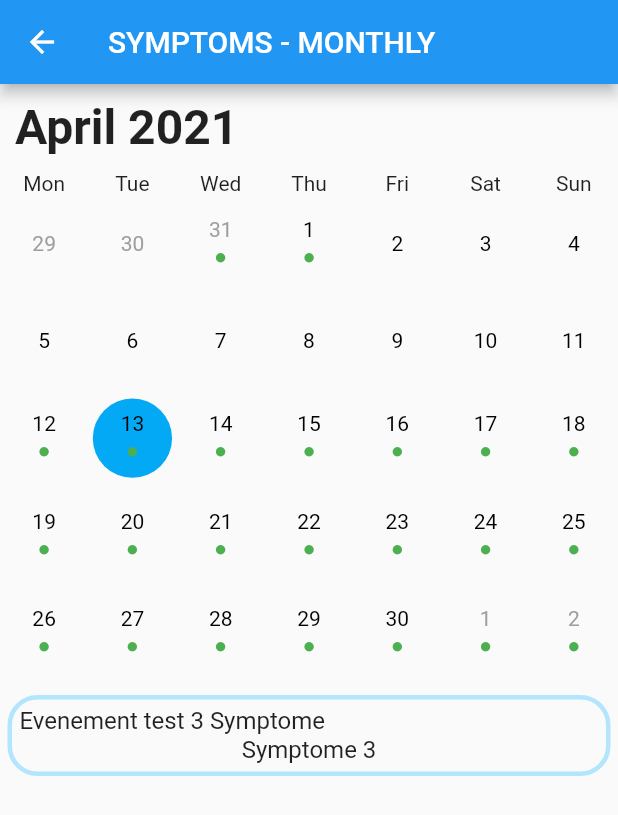
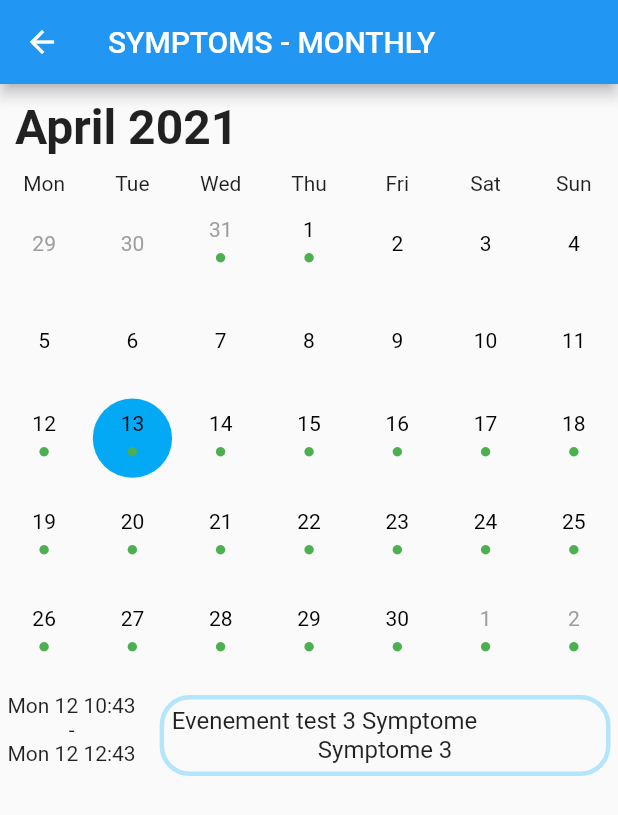
Before and after one commit to Kritor-cyber/MaMuco, a Flutter app: the screen it shows after launch, item 2 of the bottom bar chosen, on a phone screen of 412 x 824 dp. Shown: the top 815 px of the screen. Run offline on Flutter 3.47's test engine with Material 2 defaults, Android fonts, the phone set to English and light mode, and no system bars; our stand-ins replace syncfusion_flutter_calendar; missing offline and left inert: syncfusion_localizations.

Commit message:
Finishing visualCalendar (2 bugs remain but most users won't see them -search 'ATTENTION' to find them)

```diff
--- a/lib/CalendarEvent.dart
+++ b/lib/CalendarEvent.dart
@@ -62,6 +62,10 @@ class CalendarEvent {
 
   String getEndTimeString() { return dateToString(endTime); }
 
+  String getStartHourString() { return hourToString(startTime); }
+
+  String getEndHourString() { return hourToString(endTime); }
+
   CalendarEvent copy() {
     CalendarEvent copy = CalendarEvent();
     copy.setTimes(startTime, endTime);
@@ -76,7 +80,7 @@ class CalendarEvent {
   bool isTheSameYear(DateTime time) {
 
     if (getOccurrence().isNull()) {
-      return (startTime.year == time.year || endTime.year == time.year);
+      return (time.year >= startTime.year && time.year <= endTime.year);
     }
 
     bool sameYear = false;
@@ -89,13 +93,13 @@ class CalendarEvent {
 
   bool isTheSameYearOccurrence(DateTime time, int occurrence) {
     time = DateTime(time.year - getOccurrence().year * occurrence, time.month, time.day);
-    return (startTime.year == time.year || endTime.year == time.year);
+    return (time.year >= startTime.year && time.year <= endTime.year);
   }
 
   bool isTheSameMonth(DateTime time) {
 
     if (getOccurrence().isNull()) {
-      return isTheSameYearOccurrence(time, 0) && (startTime.month == time.month || endTime.month == time.month);
+      return isTheSameYear(time) && (time.month >= startTime.month && time.month <= endTime.month);
     }
 
     bool sameMonth = false;
@@ -108,13 +112,38 @@ class CalendarEvent {
 
   bool isTheSameMonthOccurrence(DateTime time, int occurrence) {
     time = DateTime(time.year, time.month - getOccurrence().month * occurrence, time.day);
-    return isTheSameYearOccurrence(time, occurrence) && (startTime.month == time.month || endTime.month == time.month);
+    return isTheSameYearOccurrence(time, occurrence) && (time.month >= startTime.month && time.month <= endTime.month);
   }
 
+  /* ATTENTION only isTheSameDay really work, the other functions must be updated to take care of event that went on many month/year + occurrence */
   bool isTheSameDay(DateTime time) {
 
     if (getOccurrence().isNull()) {
-      return isTheSameMonthOccurrence(time, 0) && (startTime.day == time.day || endTime.day == time.day);
+      if (time.year != startTime.year || time.year != endTime.year) {
+        if (time.year >= startTime.year && time.year <= endTime.year) {
+          return true;
+        }
+        else
+          return isTheSameDayOccurrence(time, 0);
+      }
+      else
+      {
+        if (time.month != startTime.month || time.month != endTime.month) {
+          if (time.month >= startTime.month && time.month <= endTime.month)
+            return true;
+          else
+            return isTheSameDayOccurrence(time, 0);
+        }
+        else
+        {
+          if (time.day != startTime.day || time.day != endTime.month) {
+            if (time.day >= startTime.day && time.year <= endTime.day)
+              return true;
+            else
+              return isTheSameDayOccurrence(time, 0);
+          }
+        }
+      }
     }
 
     bool sameDay = false;
@@ -127,6 +156,6 @@ class CalendarEvent {
 
   bool isTheSameDayOccurrence(DateTime time, int occurrence) {
     time = DateTime(time.year, time.month, time.day - getOccurrence().day * occurrence);
-    return isTheSameMonthOccurrence(time, occurrence) && (startTime.day == time.day || endTime.day == time.day);
+    return isTheSameMonthOccurrence(time, occurrence) && (time.day >= startTime.day && time.day <= endTime.day);
   }
 }
--- a/lib/Calendars/Calendar.dart
+++ b/lib/Calendars/Calendar.dart
@@ -57,8 +57,12 @@ abstract class Calendar extends CalendarDataSource {
 
     for (CalendarEvent event in appointments) {
       if (event.getOccurrence().isNull()) {
-        if (date.year <= event.getEndTime().year) {
-          if (date.month <= event.getEndTime().month) {
+        if (date.year < event.getEndTime().year)
+          return id;
+        else if (date.year == event.getEndTime().year){
+          if (date.month < event.getEndTime().month)
+            return id;
+          else if (date.month == event.getEndTime().month) {
             if (date.day <= event.getEndTime().day) {
               return id;
             }
@@ -71,8 +75,12 @@ abstract class Calendar extends CalendarDataSource {
         for (int i = 0; i < event.getRepetition(); i++)
         {
           tmp = DateTime(date.year - event.getOccurrence().year * i, date.month - event.getOccurrence().month * i, date.day - event.getOccurrence().day * i);
-          if (tmp.year <= event.getEndTime().year) {
-            if (tmp.month <= event.getEndTime().month) {
+          if (tmp.year < event.getEndTime().year)
+            return id;
+          else if (tmp.year == event.getEndTime().year){
+            if (tmp.month < event.getEndTime().month)
+              return id;
+            else if (tmp.month == event.getEndTime().month) {
               if (tmp.day <= event.getEndTime().day) {
                 return id;
               }
--- a/lib/Calendars/CalendarWidget.dart
+++ b/lib/Calendars/CalendarWidget.dart
@@ -3,6 +3,7 @@ import 'package:flutter/material.dart';
 import 'package:flutter/rendering.dart';
 import 'package:ma_muco/utilities.dart';
 
+import '../CalendarEvent.dart';
 import 'Calendar.dart';
 
 class CalendarWidget extends StatefulWidget {
@@ -73,7 +74,7 @@ class _CalendarWidget extends State<CalendarWidget> {
       body: Scaffold(
         body: PageView(
           controller: widget._calendarViewer,
-          scrollDirection: Axis.vertical,
+          scrollDirection: Axis.horizontal,
           children: [
             widget.prevMonth,
             widget.actualMonth,
@@ -259,9 +260,18 @@ class _CalendarWidget extends State<CalendarWidget> {
     ));
   }
 
+  /* ATTENTION Problem with occurrent events */
   Widget getDailyEvent(int eventId) {
+    CalendarEvent event = widget.calendar.getEvent(eventId);
     return ListTile(
       contentPadding: EdgeInsets.all(5),
+      leading: Column(
+        children: [
+          Text(isSameDay(event.getStartTime(), widget.dateToShow) ? event.getStartHourString() : isSameMonth(event.getStartTime(), widget.dateToShow) ? language.getDay(event.getStartTime().weekday).substring(0, 3) + " " + event.getStartTime().day.toString() + " " + event.getStartHourString() : language.getMonth(event.getStartTime().month) + "/" + language.getDay(event.getStartTime().weekday).substring(0, 3) + " " + event.getStartTime().day.toString() + " "  + event.getStartHourString()),
+          Text("-"),
+          Text(isSameDay(event.getEndTime(), widget.dateToShow) ? event.getEndHourString() : isSameMonth(event.getEndTime(), widget.dateToShow) ? language.getDay(event.getEndTime().weekday).substring(0, 3) + " " + event.getEndTime().day.toString() + " "  + event.getEndHourString() : language.getMonth(event.getEndTime().month) + "/" + language.getDay(event.getEndTime().weekday).substring(0, 3) + " " + event.getEndTime().day.toString() + " "  + event.getEndHourString()),
+        ],
+      ),
       title: Container(
         width: double.infinity,
         padding: EdgeInsets.all(5),
@@ -274,11 +284,11 @@ class _CalendarWidget extends State<CalendarWidget> {
           Container(
             width: double.infinity,
             child: Text(
-              widget.calendar.getEvent(eventId).title,
+              event.title,
               textAlign: TextAlign.left,
             ),
           ),
-          Text(widget.calendar.getEvent(eventId).infos),
+          Text(event.infos),
         ]),
       ),
     );
--- a/lib/utilities.dart
+++ b/lib/utilities.dart
@@ -18,9 +18,13 @@ String dateToString(DateTime time) {
     else
         string += twoDigitInt(time.day) + "-" + twoDigitInt(time.month) + "-" + twoDigitInt(time.year);
 
-    string += " à " + twoDigitInt(time.hour) + ":" + twoDigitInt(time.minute);
+    string += " à " + hourToString(time);
 
     return string;
+}
+
+String hourToString(DateTime time) {
+    return twoDigitInt(time.hour) + ":" + twoDigitInt(time.minute);
 }
 
 DateTime addOneMonth(DateTime time) {
@@ -45,6 +49,10 @@ int getNumberOfMonthDays(DateTime month) {
     return 0;
 }
 
+bool isSameMonth(DateTime date1, DateTime date2) {
+    return date1.year == date2.year && date1.month == date2.month;
+}
+
 bool isSameDay(DateTime date1, DateTime date2) {
-    return date1.year == date2.year && date1.month == date2.month && date1.day == date2.day;
+    return isSameMonth(date1, date2) && date1.day == date2.day;
 }
```
Also changed, not shown: lib/mainPage.dart (+14 -8 lines).
